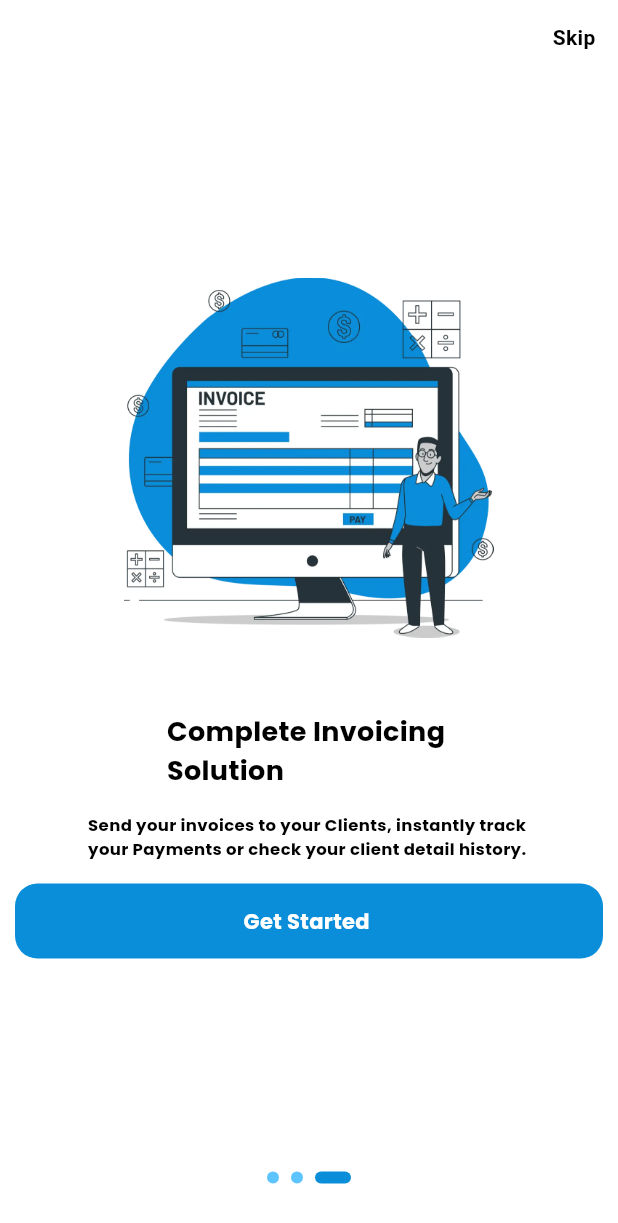
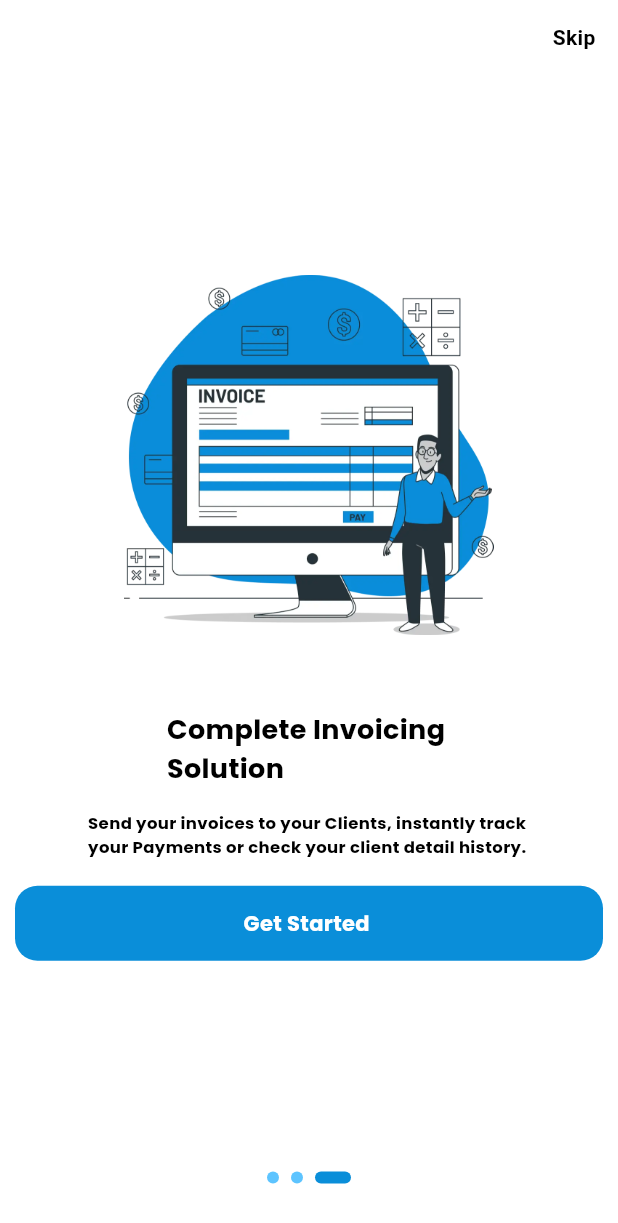
Before and after one commit to Amir40s/invoicemaker, a Flutter app: the screen it shows after launch, swiped to page 3, on a phone screen of 412 x 824 dp. Shown: the top 1223 px of the screen. Run offline on Flutter 3.47's test engine with Material 3 defaults, Android fonts, the phone set to English and light mode, and no system bars; drawn by our look-alikes of smooth_page_indicator; our stand-ins replace dotted_border, firebase_core, get, google_fonts, image_picker, pdf and 3 more; accounts and stored records are empty.

Commit message:
commit by Mohammad Abraheem

```diff
--- a/lib/helper_classes/add_new_items/add_item_line.dart
+++ b/lib/helper_classes/add_new_items/add_item_line.dart
@@ -47,7 +47,6 @@ class AddItemLine {
                     : ItemListController();
                 return Column(
                   crossAxisAlignment: CrossAxisAlignment.start,
-                  // mainAxisAlignment: MainAxisAlignment.start,
                   children: [
                     Row(
                       mainAxisAlignment: MainAxisAlignment.spaceBetween,
--- a/lib/helper_classes/onBoarding_screen_classes/onBoarding_page_screen.dart
+++ b/lib/helper_classes/onBoarding_screen_classes/onBoarding_page_screen.dart
@@ -2,7 +2,6 @@ import 'package:flutter/material.dart';
 import 'package:get/get.dart';
 import 'package:invoicemaker/button_classes/share_button/share_button.dart';
 import 'package:invoicemaker/constants/color_class.dart';
-import 'package:invoicemaker/start_screen/invoices_screen/edit_invoice/edit_invoice.dart';
 import '../../start_screen/botttomBar_screen/bottomBar_screen.dart';
 import '../helper_text/helper_text_class.dart';
 
@@ -42,7 +41,7 @@ OnBoardingPage({
             fontSize: 11,
             fontWeight: FontWeight.bold,
           ),
-          const SizedBox(height: 15.0,),
+          const SizedBox(height: 18.0,),
           SizedBox(
             child: isButton
                 ? ShareButton().shareButton(
--- a/lib/start_screen/business_profile_screen/business_profile_screen.dart
+++ b/lib/start_screen/business_profile_screen/business_profile_screen.dart
@@ -188,7 +188,8 @@ class BusinessProfileScreen extends StatelessWidget {
                         children: [
                           LabelTextFormField().labelTextFormField(
                             onChanged: (name) {
-                            getValueProvider.updateText( name,
+                              getValueProvider.updateText(
+                                name,
                                 getValueProvider.contactnumber,
                                 getValueProvider.businessemail,
                                 getValueProvider.businessaddress,
--- a/lib/start_screen/onboarding_screen/onBoarding_screen.dart
+++ b/lib/start_screen/onboarding_screen/onBoarding_screen.dart
@@ -38,7 +38,8 @@ class OnBoardingScreenOne extends StatelessWidget {
                   image: ImagesPath.ONBOARDINGIMAGETHREE,
                   title: 'Complete Invoicing \nSolution',
                   subtitle:
-                  'Send your invoices to your Clients, instantly track \nyour Payments or check your client detail history.', isButton: true,
+                  'Send your invoices to your Clients, instantly track \nyour Payments or check your client detail history.',
+                  isButton: true,
                 ),
               ],
             ),
@@ -46,7 +47,6 @@ class OnBoardingScreenOne extends StatelessWidget {
             const Align(
                 alignment: Alignment.bottomCenter,
                 child: OnBoardingSlider()),
-
           ],
         ),
       ),
```
Also changed, not shown: lib/helper_classes/onBoarding_screen_classes/onBoarding_controller.dart (+11 -11 lines), pubspec.lock. Lines whose indentation alone changed are shown as unchanged.
